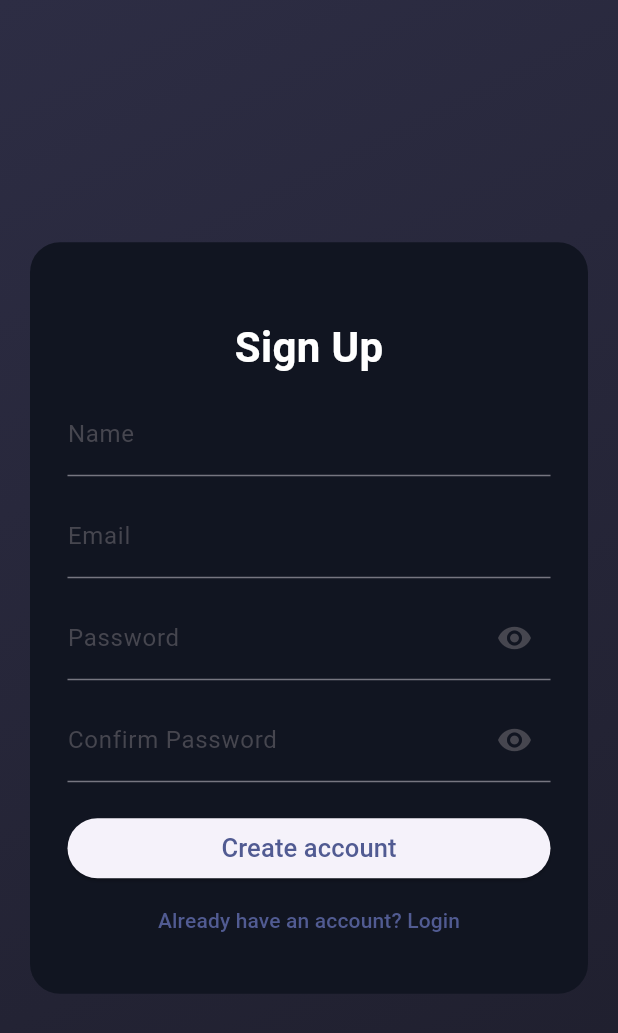
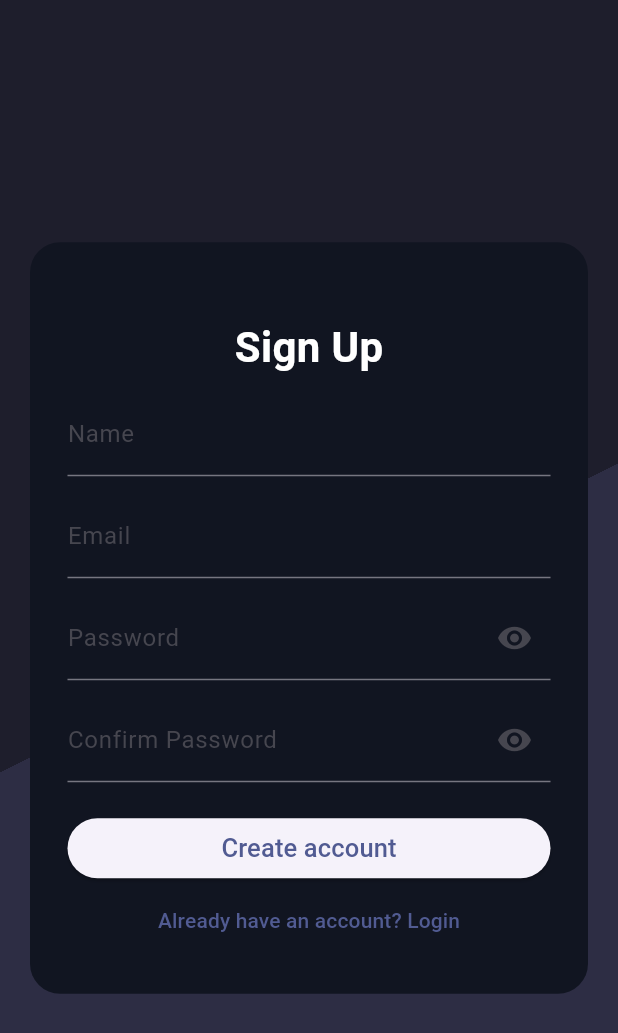
Before and after one commit to ashiquekp/counter-app, a Flutter app: the screen it shows after launch, after a tap on "Login", after a tap on "Don't have an account? Sign up", on a phone screen of 412 x 824 dp. Shown: the top 1033 px of the screen. Run offline on Flutter 3.47's test engine with Material 3 defaults, Android fonts, the phone set to English and light mode, and no system bars; our stand-ins replace flutter_riverpod, hive, hive_flutter; accounts and stored records are empty.

Commit message:
ashique - code modification changes

```diff
--- a/lib/core/hive_keys.dart
+++ b/lib/core/hive_keys.dart
@@ -1,6 +1,5 @@
 class HiveKeys {
-  static const users =
-      'users'; // box name; stores email -> {name, passwordHash}
-  static const session = 'session'; // box name; stores {currentEmail}
+  static const users = 'users';
+  static const session = 'session';
   static const currentEmail = 'currentEmail';
 }
--- a/lib/main.dart
+++ b/lib/main.dart
@@ -21,7 +21,7 @@ class MyApp extends ConsumerWidget {
   Widget build(BuildContext context, WidgetRef ref) {
     final theme = ThemeData(useMaterial3: true, colorSchemeSeed: Colors.indigo);
     return MaterialApp(
-      title: 'Riverpod MVVM Auth + Counter',
+      title: 'Counter App',
       theme: theme,
       home: const RootGate(),
       debugShowCheckedModeBanner: false,
@@ -29,7 +29,6 @@ class MyApp extends ConsumerWidget {
   }
 }
 
-/// Decides where to go based on auth state
 class RootGate extends ConsumerWidget {
   const RootGate({super.key});
 
--- a/lib/repositories/auth_repository.dart
+++ b/lib/repositories/auth_repository.dart
@@ -1,7 +1,6 @@
 import 'dart:convert';
 import 'package:crypto/crypto.dart';
 import 'package:hive/hive.dart';
-
 import '../core/hive_keys.dart';
 import '../models/app_user.dart';
 
--- a/lib/views/home_page.dart
+++ b/lib/views/home_page.dart
@@ -1,7 +1,6 @@
 import 'package:flutter/cupertino.dart';
 import 'package:flutter/material.dart';
 import 'package:flutter_riverpod/flutter_riverpod.dart';
-
 import '../viewmodels/auth_viewmodel.dart';
 import '../viewmodels/counter_viewmodel.dart';
 
@@ -100,6 +99,6 @@ class CounterButton extends StatelessWidget {
 
   @override
   Widget build(BuildContext context) {
-    return ElevatedButton(onPressed: onPressed, child: Icon(icon));
+    return ElevatedButton(onPressed: onPressed, child: Icon(icon, size: 20));
   }
 }
--- a/lib/views/login_page.dart
+++ b/lib/views/login_page.dart
@@ -1,6 +1,5 @@
 import 'package:flutter/material.dart';
 import 'package:flutter_riverpod/flutter_riverpod.dart';
-
 import '../viewmodels/auth_viewmodel.dart';
 import 'signup_page.dart';
 
@@ -55,6 +54,8 @@ class _LoginPageState extends ConsumerState<LoginPage> {
       body: Container(
         decoration: const BoxDecoration(
           gradient: LinearGradient(
+            stops: [0.5, 0.1],
+            tileMode: TileMode.clamp,
             begin: Alignment.topLeft,
             end: Alignment.bottomRight,
             colors: [Color(0xFF2D2D44), Color(0xFF1E1E2C)],
--- a/lib/views/signup_page.dart
+++ b/lib/views/signup_page.dart
@@ -1,6 +1,5 @@
 import 'package:flutter/material.dart';
 import 'package:flutter_riverpod/flutter_riverpod.dart';
-
 import '../viewmodels/auth_viewmodel.dart';
 
 class SignUpPage extends ConsumerStatefulWidget {
@@ -41,7 +40,6 @@ class _SignUpPageState extends ConsumerState<SignUpPage> {
           .read(authViewModelProvider.notifier)
           .signUp(_emailCtrl.text, _nameCtrl.text, _passwordCtrl.text);
       if (mounted) {
-        // Pop back to root (which will now show HomePage due to auth state)
         Navigator.of(context).popUntil((route) => route.isFirst);
       }
     } catch (e) {
@@ -63,9 +61,10 @@ class _SignUpPageState extends ConsumerState<SignUpPage> {
       body: Container(
         decoration: const BoxDecoration(
           gradient: LinearGradient(
+            stops: [0.5, 0.1],
             begin: Alignment.topLeft,
             end: Alignment.bottomRight,
-            colors: [Color(0xFF2D2D44), Color(0xFF1E1E2C)],
+            colors: [Color(0xFF1E1E2C), Color(0xFF2D2D44)],
           ),
         ),
         child: Center(
```
Also changed, not shown: lib/viewmodels/auth_viewmodel.dart (+1 -6 lines).
